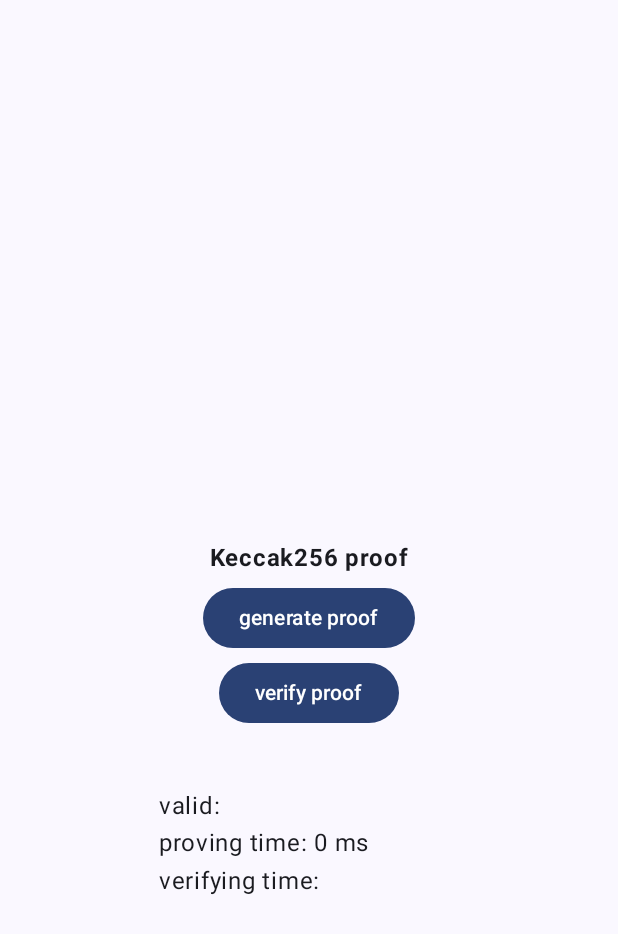
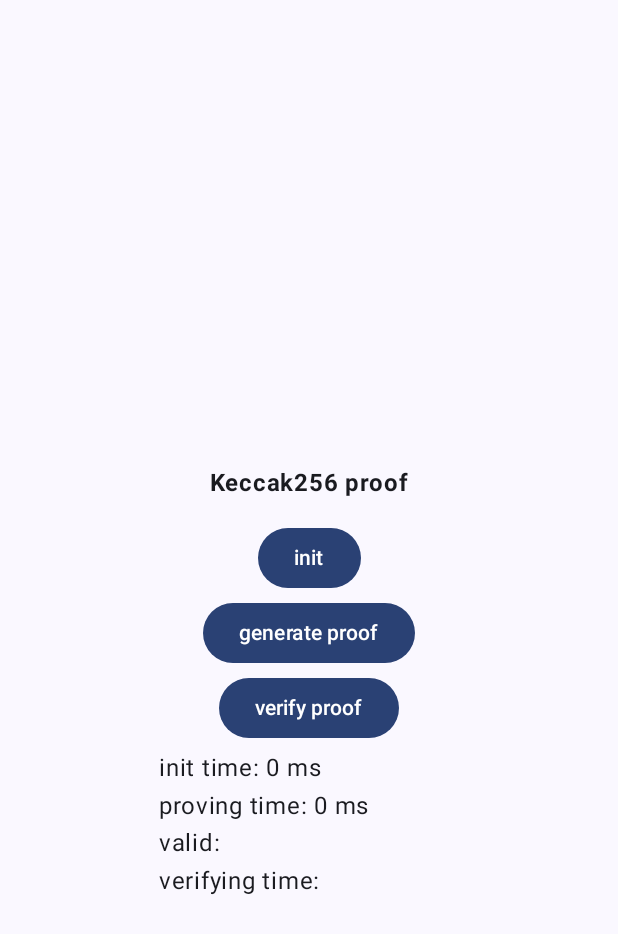
Before and after one commit to zkmopro/mopro, an Android app built with Jetpack Compose: the screen it shows after launch (MainActivity), after a tap on "generate proof", on a phone screen of 412 x 824 dp. Shown: the top 934 px of the screen. Run offline under Robolectric (Android 15) with nearby library versions, the light colour scheme and no system bars; libraries missing offline, so code that uses them is left out: uniffi.mopro; 2 statements that could not run were skipped; 1 other tap on this screen came first.

Commit message:
[Android] Build in release mode (#46)
* chore(android): update script for building in release/debug mode

* chore(android): add init function in example app

```diff
--- a/mopro-android/Example/app/src/main/java/com/example/mopro/MainActivity.kt
+++ b/mopro-android/Example/app/src/main/java/com/example/mopro/MainActivity.kt
@@ -41,6 +41,7 @@ class MainActivity : ComponentActivity() {
 
 @Composable
 fun ProofComponent() {
+    var initTime by remember { mutableStateOf("init time:") }
     var provingTime by remember { mutableStateOf("proving time:") }
     var verifyingTime by remember { mutableStateOf("verifying time: ") }
     var valid by remember { mutableStateOf("valid:") }
@@ -293,11 +294,37 @@ fun ProofComponent() {
     Box(modifier = Modifier.fillMaxSize().padding(16.dp), contentAlignment = Alignment.Center) {
         Button(
                 onClick = {
-                    val startTime = System.currentTimeMillis()
-                    res = uniffi.mopro.generateProof2(inputs)
-                    val endTime = System.currentTimeMillis()
-                    provingTime = "proving time: " + (endTime - startTime).toString() + " ms"
-                }
+                    Thread(
+                                    Runnable {
+                                        val startTime = System.currentTimeMillis()
+                                        uniffi.mopro.initializeMopro()
+                                        val endTime = System.currentTimeMillis()
+                                        initTime =
+                                                "init time: " +
+                                                        (endTime - startTime).toString() +
+                                                        " ms"
+                                    }
+                            )
+                            .start()
+                },
+                modifier = Modifier.padding(bottom = 80.dp)
+        ) { Text(text = "init") }
+        Button(
+                onClick = {
+                    Thread(
+                                    Runnable {
+                                        val startTime = System.currentTimeMillis()
+                                        res = uniffi.mopro.generateProof2(inputs)
+                                        val endTime = System.currentTimeMillis()
+                                        provingTime =
+                                                "proving time: " +
+                                                        (endTime - startTime).toString() +
+                                                        " ms"
+                                    }
+                            )
+                            .start()
+                },
+                modifier = Modifier.padding(top = 20.dp)
         ) { Text(text = "generate proof") }
         Button(
                 onClick = {
@@ -306,16 +333,17 @@ fun ProofComponent() {
                     val endTime = System.currentTimeMillis()
                     verifyingTime = "verifying time: " + (endTime - startTime).toString() + " ms"
                 },
-                modifier = Modifier.padding(top = 100.dp)
+                modifier = Modifier.padding(top = 120.dp)
         ) { Text(text = "verify proof") }
         Text(
                 text = "Keccak256 proof",
-                modifier = Modifier.padding(bottom = 80.dp),
+                modifier = Modifier.padding(bottom = 180.dp),
                 fontWeight = FontWeight.Bold
         )
 
-        Text(text = valid, modifier = Modifier.padding(top = 250.dp).width(200.dp))
-        Text(text = provingTime, modifier = Modifier.padding(top = 300.dp).width(200.dp))
+        Text(text = initTime, modifier = Modifier.padding(top = 200.dp).width(200.dp))
+        Text(text = provingTime, modifier = Modifier.padding(top = 250.dp).width(200.dp))
+        Text(text = valid, modifier = Modifier.padding(top = 300.dp).width(200.dp))
         Text(text = verifyingTime, modifier = Modifier.padding(top = 350.dp).width(200.dp))
     }
 }
```
Also changed, not shown: 3 other files.
